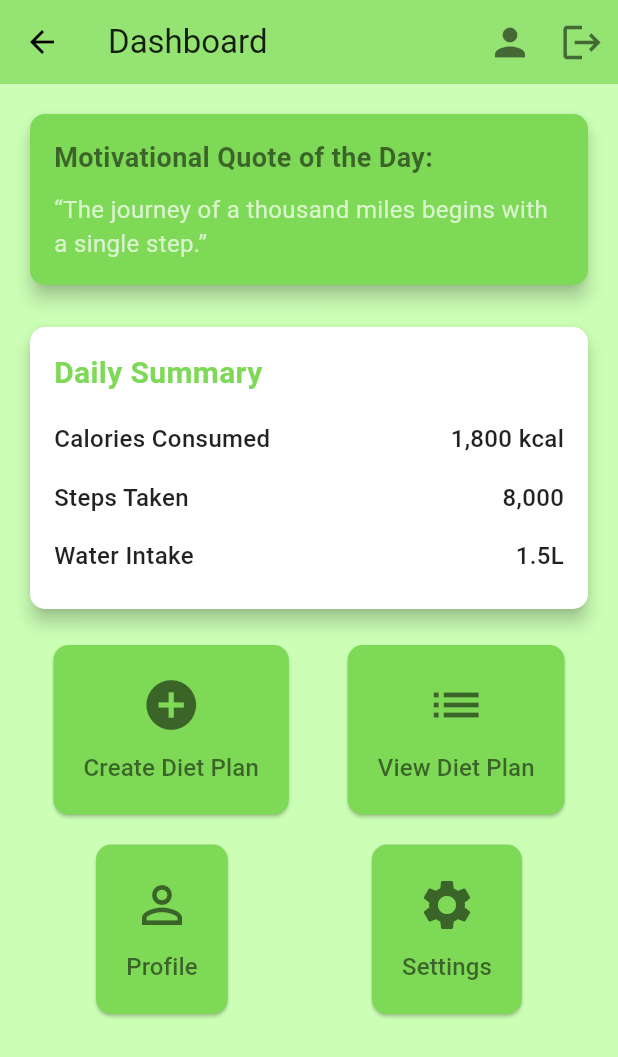
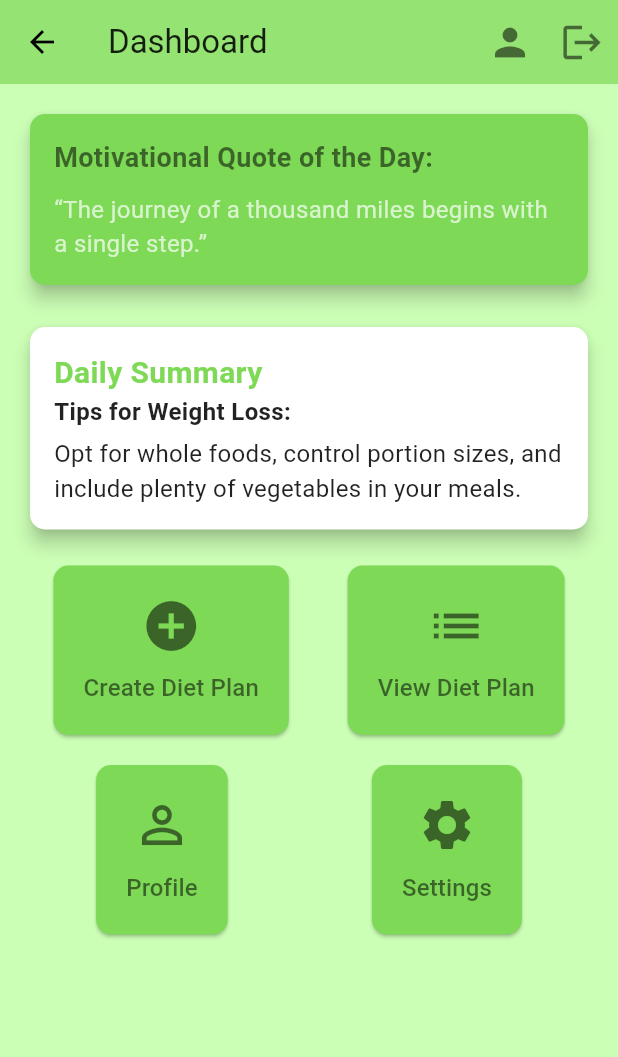
Before and after one commit to shoto87/Nutra-Fit, a Flutter app: the DashboardPage screen opened by its route, on a phone screen of 412 x 824 dp. Shown: the top 1057 px of the screen. Run offline on Flutter 3.47's test engine with Material 3 defaults, Android fonts, the phone set to English and light mode, and no system bars; our stand-ins replace shared_preferences; accounts and stored records are empty.

Commit message:
minor changes

```diff
--- a/Nutra-Fit-Frontend/lib/pages/dashboard.dart
+++ b/Nutra-Fit-Frontend/lib/pages/dashboard.dart
@@ -29,6 +29,11 @@ class DashboardPage extends StatelessWidget {
     final themeProvider = Provider.of<ThemeProvider>(context);
     final isDarkMode = themeProvider.isDarkMode;
 
+    // Fetch user data (you can customize this part as per your data management)
+    final userData = getUserData(); // Method to get user data
+    final userObjective =
+        userData['objective'] ?? 'weight maintenance'; // Default value
+
     return Scaffold(
       appBar: AppBar(
         title: Text(
@@ -40,10 +45,7 @@ class DashboardPage extends StatelessWidget {
         actions: [
           IconButton(
             icon: Icon(Icons.person,
-                size: 30,
-                color: isDarkMode
-                    ? Colors.white70
-                    : Colors.black54), // Dimmed color
+                size: 30, color: isDarkMode ? Colors.white70 : Colors.black54),
             onPressed: () {
               Navigator.push(
                 context,
@@ -53,10 +55,7 @@ class DashboardPage extends StatelessWidget {
           ),
           IconButton(
             icon: Icon(Icons.logout,
-                size: 30,
-                color: isDarkMode
-                    ? Colors.white70
-                    : Colors.black54), // Dimmed color
+                size: 30, color: isDarkMode ? Colors.white70 : Colors.black54),
             onPressed: () => _logout(context),
           ),
         ],
@@ -71,7 +70,7 @@ class DashboardPage extends StatelessWidget {
           children: [
             _buildMotivationalQuote(isDarkMode),
             const SizedBox(height: 20.0),
-            _buildDailySummary(isDarkMode),
+            _buildDailySummary(userObjective, isDarkMode),
             const SizedBox(height: 20.0),
             _buildQuickAccessButtons(context, isDarkMode),
           ],
@@ -108,7 +107,7 @@ class DashboardPage extends StatelessWidget {
     );
   }
 
-  Widget _buildDailySummary(bool isDarkMode) {
+  Widget _buildDailySummary(String userObjective, bool isDarkMode) {
     return Card(
       color: isDarkMode ? Colors.grey[800] : Colors.white,
       shape: RoundedRectangleBorder(borderRadius: BorderRadius.circular(10.0)),
@@ -125,14 +124,42 @@ class DashboardPage extends StatelessWidget {
                   fontWeight: FontWeight.bold,
                   color: isDarkMode ? Colors.greenAccent : Color(0xFF7ED957)),
             ),
-            const SizedBox(height: 10.0),
-            _buildSummaryItem('Calories Consumed', '1,800 kcal', isDarkMode),
-            _buildSummaryItem('Steps Taken', '8,000', isDarkMode),
-            _buildSummaryItem('Water Intake', '1.5L', isDarkMode),
+            // const SizedBox(height: 10.0),
+            // _buildSummaryItem('Calories Consumed', '1,800 kcal', isDarkMode),
+            // _buildSummaryItem('Steps Taken', '8,000', isDarkMode),
+            // _buildSummaryItem('Water Intake', '1.5L', isDarkMode),
+            // const SizedBox(height: 10.0),
+            Text(
+              'Tips for ${userObjective == 'muscle gain' ? 'Weight Gain' : userObjective == 'weight loss' ? 'Weight Loss' : 'Weight Maintenance'}:',
+              style: TextStyle(
+                  fontSize: 16.0,
+                  fontWeight: FontWeight.bold,
+                  color: isDarkMode ? Colors.greenAccent : Colors.black87),
+            ),
+            const SizedBox(height: 5.0),
+            Text(
+              _getTips(userObjective),
+              style: TextStyle(
+                  fontSize: 16.0,
+                  color: isDarkMode ? Colors.white70 : Colors.black87),
+            ),
           ],
         ),
       ),
     );
+  }
+
+  String _getTips(String userObjective) {
+    switch (userObjective) {
+      case 'muscle gain':
+        return 'Focus on high-protein foods like chicken, fish, and legumes. Incorporate strength training exercises into your routine.';
+      case 'weight loss':
+        return 'Opt for whole foods, control portion sizes, and include plenty of vegetables in your meals.';
+      case 'maintenance':
+        return 'Balance your caloric intake with your energy expenditure. Keep your diet varied and nutritious.';
+      default:
+        return 'Stay active and maintain a balanced diet!';
+    }
   }
 
   Widget _buildSummaryItem(String title, String value, bool isDarkMode) {
@@ -146,8 +173,7 @@ class DashboardPage extends StatelessWidget {
             style: TextStyle(
               fontSize: 16.0,
               fontWeight: FontWeight.w500,
-              color:
-                  isDarkMode ? Colors.white70 : Colors.black87, // Dimmed color
+              color: isDarkMode ? Colors.white70 : Colors.black87,
             ),
           ),
           Text(
@@ -155,8 +181,7 @@ class DashboardPage extends StatelessWidget {
             style: TextStyle(
               fontSize: 16.0,
               fontWeight: FontWeight.w500,
-              color:
-                  isDarkMode ? Colors.white70 : Colors.black87, // Dimmed color
+              color: isDarkMode ? Colors.white70 : Colors.black87,
             ),
           ),
         ],
@@ -247,9 +272,7 @@ class DashboardPage extends StatelessWidget {
         children: [
           Icon(icon,
               size: 40.0,
-              color: isDarkMode
-                  ? Colors.greenAccent
-                  : Colors.black54), // Updated icon color
+              color: isDarkMode ? Colors.greenAccent : Colors.black54),
           const SizedBox(height: 10.0),
           Text(
             label,
@@ -259,4 +282,12 @@ class DashboardPage extends StatelessWidget {
       ),
     );
   }
+
+  // Mock method to represent fetching user data
+  Map<String, dynamic> getUserData() {
+    // Replace with actual data fetching logic
+    return {
+      'objective': 'weight loss', // Example user objective
+    };
+  }
 }
```
Also changed, not shown: 1 other file.
